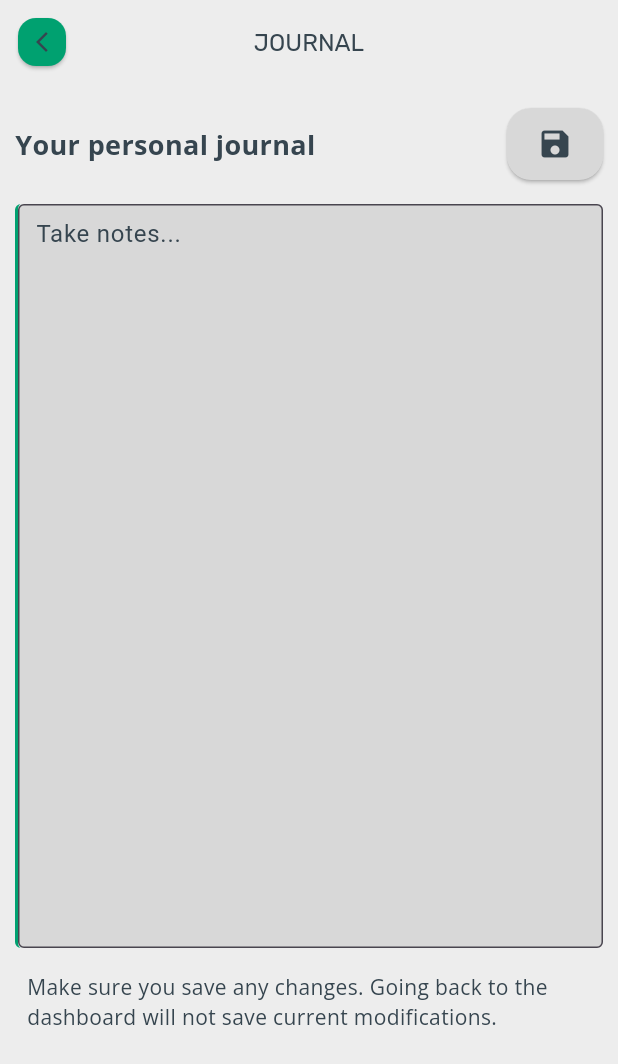
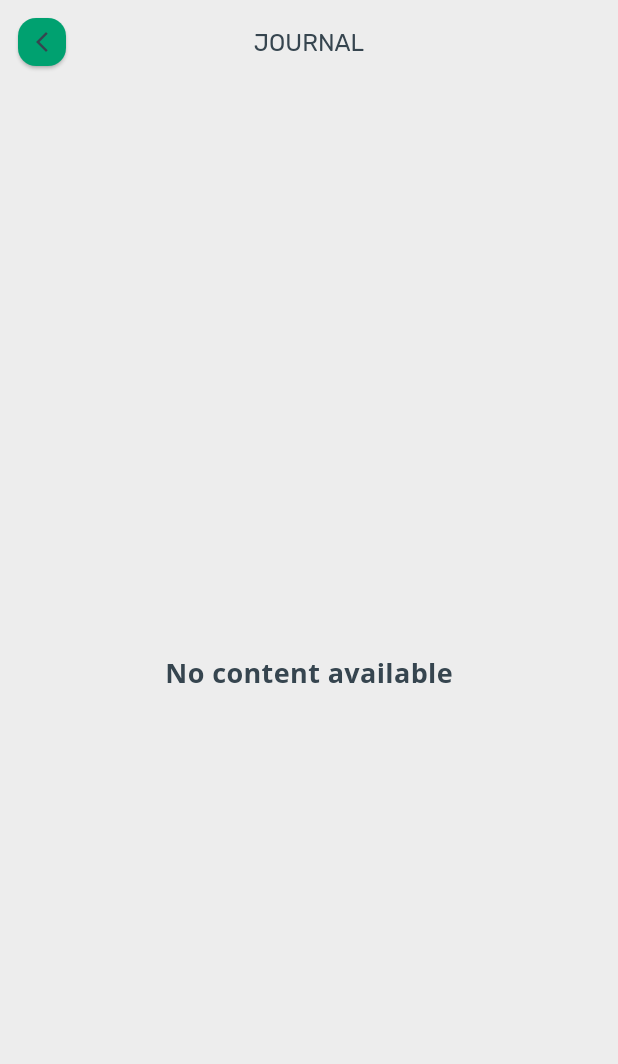
Before and after one commit to ADHI1808/Nature_sync, a Flutter app: the JournalScreen screen opened directly, on a phone screen of 412 x 824 dp. Shown: the top 1064 px of the screen. Run offline on Flutter 3.47's test engine with Material 3 defaults, Android fonts, the phone set to English and light mode, and no system bars; our stand-ins replace flutter_hooks, flutter_riverpod, google_fonts, hive, hive_flutter, hooks_riverpod and 4 more; missing offline and left inert: flutter_tflite; accounts and stored records are empty; project files that could hold a hidden picture were left out.

Commit message:
1st push

```diff
--- a/lib/presentation/screens/journal/journal_screen.dart
+++ b/lib/presentation/screens/journal/journal_screen.dart
@@ -5,7 +5,6 @@ import 'package:google_fonts/google_fonts.dart';
 import 'package:flutter_hooks/flutter_hooks.dart';
 import 'package:hooks_riverpod/hooks_riverpod.dart';
 import 'package:my_tflit_app/presentation/screens/journal/providers/state_providers.dart';
-
 
 import '../../../data/models/themes_model.dart';
 import '../../../data/providers/theme_provider.dart';
@@ -47,116 +46,22 @@ class JournalScreen extends HookConsumerWidget {
         ),
       ),
       backgroundColor: theme.backgroundColor,
-      body: PopScope(
-        onPopInvoked: (didPop) {
-          if (didPop) {
-            ref.read(inSavingStateProvider.notifier).state = false;
-            //cancelTimer.cancel();
-          }
-        },
-        child: SafeArea(
+      body: SafeArea(
+        child: Center(
           child: SingleChildScrollView(
             child: Padding(
               padding: const EdgeInsets.symmetric(horizontal: 10.0),
               child: Column(
                 children: [
+                  // Your code to make the screen empty
                   const SizedBox(height: 16),
-
-                  // Title
-                  Row(
-                    mainAxisAlignment: MainAxisAlignment.spaceBetween,
-                    children: [
-                      Text(
-                        localizationHandler.getMessage(ref, "journal_title"),
-                        style: GoogleFonts.openSans(
-                          color: theme.textColor,
-                          fontSize: 18,
-                          fontWeight: FontWeight.bold,
-                        ),
-                      ),
-                      ElevatedButton(
-                        onPressed: isSaving
-                            ? () {}
-                            : () {
-                          settingsHandler.setValue(
-                              "journal_value", journalController.text);
-                          showElevatedNotification(
-                              context,
-                              localizationHandler.getMessage(
-                                  ref, "journal_update_successful"),
-                              theme.primaryColor);
-
-                          ref.read(inSavingStateProvider.notifier).state =
-                          true;
-
-                          Timer(const Duration(seconds: 5), () {
-                            if (context.mounted) {
-                              ref
-                                  .read(inSavingStateProvider.notifier)
-                                  .state = false;
-                            }
-                          });
-                        },
-                        style: ElevatedButton.styleFrom(
-                          padding: const EdgeInsets.all(12),
-                          backgroundColor: isSaving
-                              ? theme.primaryColor
-                              : theme.secondaryColor,
-                          shape: RoundedRectangleBorder(
-                              borderRadius: BorderRadius.circular(16)),
-                        ),
-                        child: Icon(
-                          isSaving ? Icons.check : Icons.save,
-                          color: theme.textColor,
-                          size: 24,
-                        ),
-                      )
-                    ],
-                  ),
-
-                  const SizedBox(height: 16),
-
-                  // Journal Box
-                  Container(
-                    decoration: BoxDecoration(
-                      border: Border(
-                        left: BorderSide(
-                          color: theme.primaryColor,
-                          width: 2.0,
-                        ),
-                      ),
-                      borderRadius: BorderRadius.circular(4.0),
-                    ),
-                    child: TextField(
-                      controller: journalController,
-                      maxLines: MediaQuery.of(context).size.height ~/ 40,
-                      style: TextStyle(color: theme.textColor),
-                      decoration: InputDecoration(
-                        hintText: localizationHandler.getMessage(
-                            ref, "journal_take_notes"),
-                        hintStyle: TextStyle(color: theme.textColor),
-                        contentPadding: const EdgeInsets.all(8.0),
-                        border: OutlineInputBorder(
-                          borderRadius: BorderRadius.circular(4.0),
-                        ),
-                        focusedBorder: InputBorder.none,
-                        fillColor: theme.secondaryColor,
-                        filled: true,
-                      ),
-                      cursorColor: theme.primaryColor,
-                      textAlignVertical: TextAlignVertical.top,
-                    ),
-                  ),
-                  const SizedBox(height: 8),
-                  Padding(
-                    padding: const EdgeInsets.all(8.0),
-                    child: Text(
-                      localizationHandler.getMessage(ref, "journal_disclaimer"),
-                      style: GoogleFonts.openSans(
-                        color: theme.textColor,
-                        fontSize: 14,
-                      ),
-                      textAlign: TextAlign.left,
+                  // Optionally, add a placeholder or a message
+                  Text(
+                    "No content available",
+                    style: GoogleFonts.openSans(
+                      color: theme.textColor,
+                      fontSize: 18,
+                      fontWeight: FontWeight.bold,
                     ),
                   ),
                 ],
```
